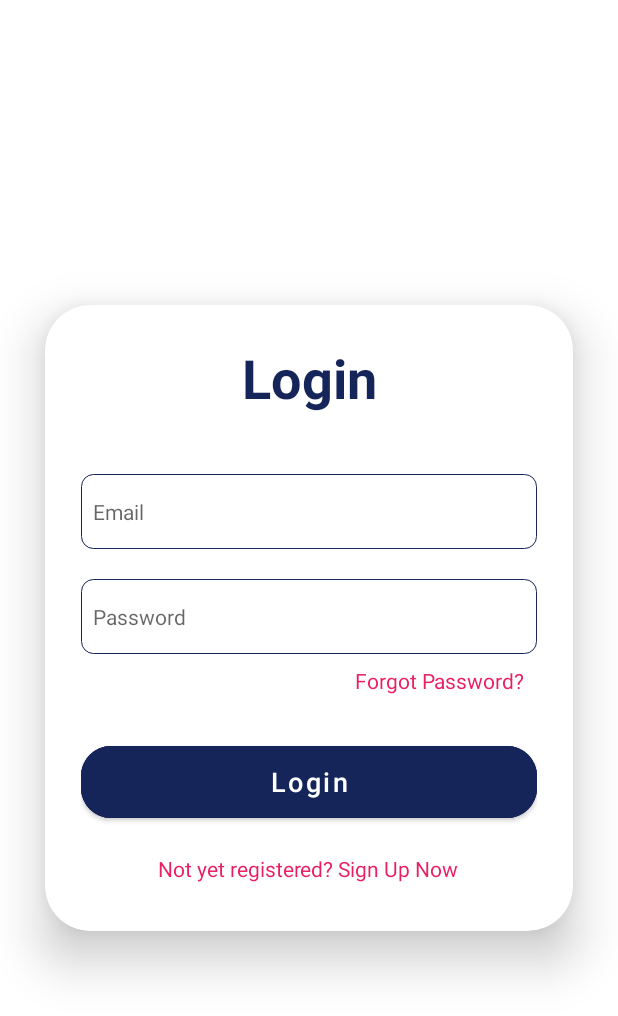
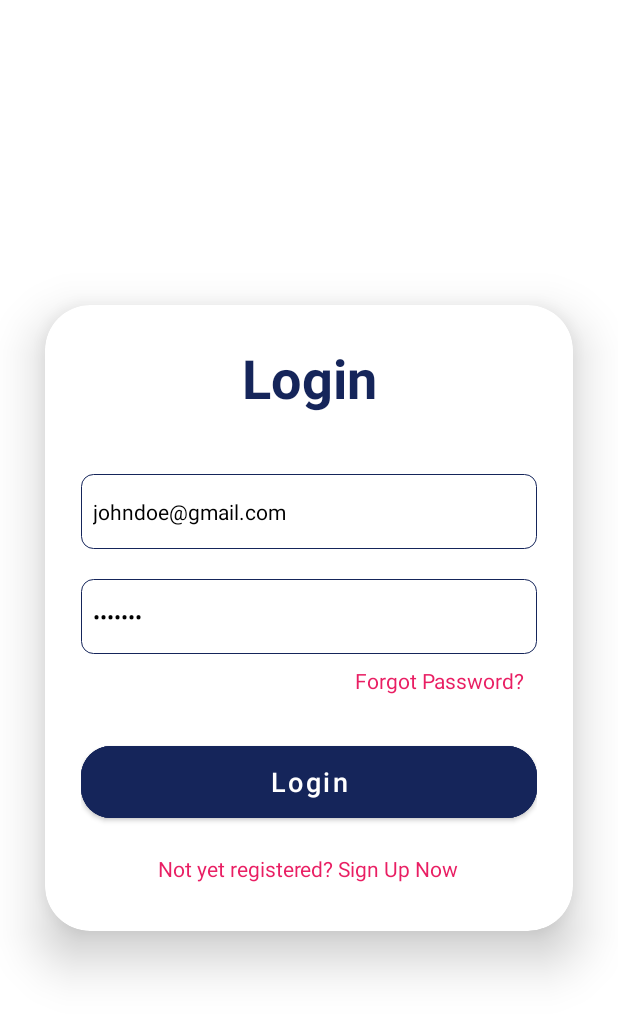
Before and after one commit to eshwarhs/GeoNotif, an Android app: the screen it shows after launch (LoginActivity), on a phone screen of 412 x 824 dp. Shown: the top 1016 px of the screen. Run offline under Robolectric (Android 15) with nearby library versions, the phone set to English and light mode, and no system bars; our stand-ins replace Firebase (no records; nobody signed in at launch, a user with empty details on screens opened directly).

Commit message:
add assets

```diff
--- a/app/src/main/java/com/geonotif/geonotif/SplashActivity.java
+++ b/app/src/main/java/com/geonotif/geonotif/SplashActivity.java
@@ -11,7 +11,7 @@ import com.google.firebase.auth.FirebaseUser;
 
 public class SplashActivity extends AppCompatActivity {
 
-    private static final int SPLASH_TIMEOUT = 500; // Splash screen duration in milliseconds
+    private static final int SPLASH_TIMEOUT = 5000; // Splash screen duration in milliseconds
     private FirebaseAuth mAuth;
 
 
--- a/app/src/main/res/layout/activity_login.xml
+++ b/app/src/main/res/layout/activity_login.xml
@@ -41,6 +41,7 @@
                 android:background="@drawable/custom_edittext"
                 android:drawablePadding="8dp"
                 android:hint="Email"
+                android:text="johndoe@gmail.com"
                 android:padding="8dp"
                 android:textColor="@color/black"
                 android:textColorHighlight="@color/cardview_dark_background"
@@ -53,6 +54,7 @@
                 android:layout_marginTop="20dp"
                 android:background="@drawable/custom_edittext"
                 android:drawablePadding="8dp"
+                android:text="johndoe"
                 android:hint="Password"
                 android:inputType="textPassword"
                 android:padding="8dp"
```
Also changed, not shown: 1 other file.
